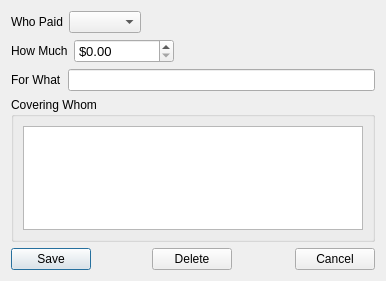
Old version of the form BillSplit-Desktop/transactioneditdialog.ui in the repository Chaflan/GreenSplit.
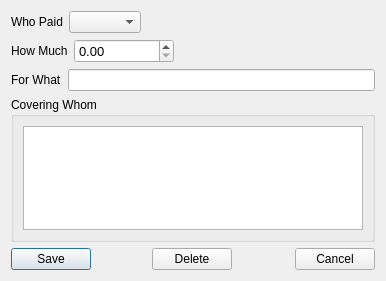
New version of the form.

Commit message: Usability: Widget prefix $ removal for easier input

The edit to the form file:
```diff
--- a/BillSplit-Desktop/transactioneditdialog.ui
+++ b/BillSplit-Desktop/transactioneditdialog.ui
@@ -64,7 +64,7 @@
         </font>
        </property>
        <property name="prefix">
-        <string>$</string>
+        <string/>
        </property>
        <property name="maximum">
         <double>99999999.989999994635582</double>
```
